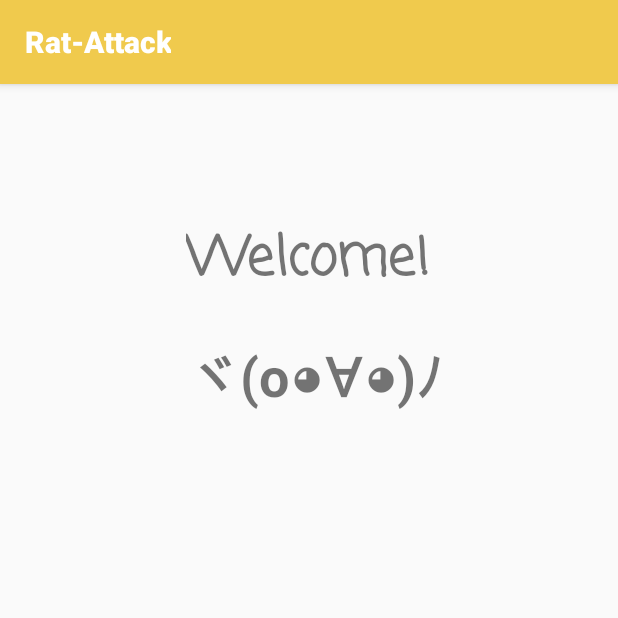
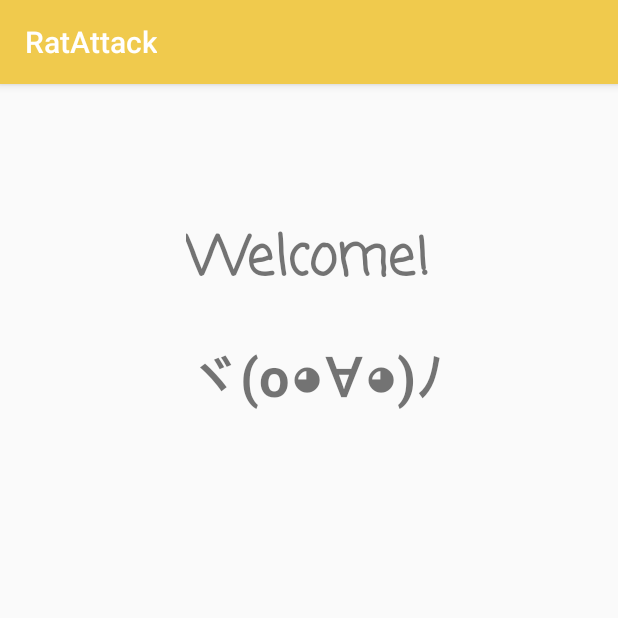
Before and after one commit to patrikperko/M1, an Android app: the screen it shows after launch (MainActivity), on a phone screen of 412 x 824 dp, the top half of it. Run offline under Robolectric (Android 15) with nearby library versions, the phone set to English and light mode, and no system bars.

Commit message:
Changes
Same commit message as before

```diff
--- a/app/src/main/res/drawable-finger/shape.xml
+++ /dev/null
@@ -1,24 +0,0 @@
-<?xml version="1.0" encoding="utf-8"?>
-<selector xmlns:android="http://schemas.android.com/apk/res/android">
-    <item android:state_pressed="true" >
-        <shape android:shape="rectangle"  >
-            <corners android:radius="5dip" />
-            <stroke android:width="1dip" android:color="#ECECE7" />
-            <gradient android:angle="-90" android:startColor="#2c3e50" android:endColor="#324D5C"  />
-        </shape>
-    </item>
-    <item android:state_focused="true">
-        <shape android:shape="rectangle"  >
-            <corners android:radius="5dip" />
-            <stroke android:width="1dip" android:color="#324D5C" />
-            <solid android:color="#2c3e50"/>
-        </shape>
-    </item>
-    <item >
-        <shape android:shape="rectangle"  >
-            <corners android:radius="5dip" />
-            <stroke android:width="1dip" android:color="#ECECE7" />
-            <gradient android:angle="-90" android:startColor="#324D5C" android:endColor="#324D5C" />
-        </shape>
-    </item>
-</selector>
--- a/app/src/main/res/drawable/new_item_color_state.xml
+++ /dev/null
@@ -1,5 +0,0 @@
-<?xml version="1.0" encoding="utf-8"?>
-<selector xmlns:android="http://schemas.android.com/apk/res/android">
- <item android:color="@android:color/white" android:state_enabled="true"/>
-    <item android:color="@color/colorPrimaryDark" android:state_enabled="false"/>
-</selector>
--- a/app/src/main/res/values/strings.xml
+++ b/app/src/main/res/values/strings.xml
@@ -1,6 +1,5 @@
 <resources>
-    <string name="app_name"><b>Rat-Attack</b></string>
-
+    <string name="app_name">RatAttack</string>
 
     <!-- TODO: Remove or change this placeholder text -->
     <string name="title_activity_ratdatadetail">activity_ratdatadetail</string>
@@ -11,5 +10,4 @@
 
     <!-- TODO: Remove or change this placeholder text -->
     <string name="hello_blank_fragment">Hello blank fragment</string>
-    <string name="title_activity_shape_button">Shape_button</string>
 </resources>
```
Also changed, not shown: app/src/main/res/menu/bottom_navigation.xml (deleted, +0 -25 lines), app/src/main/res/menu/navigation.xml (deleted, +0 -10 lines), app/src/main/java/edu/gatech/cs1332/ratattack/controller/MainActivity.java (line endings or trailing spaces), app/src/main/res/drawable-hdpi/ic_account.png (deleted), app/src/main/res/drawable-hdpi/ic_ratreport.png (deleted), app/src/main/res/drawable-hdpi/ic_viewactivity.png (deleted), app/src/main/res/drawable-mdpi/ic_account.png (deleted), app/src/main/res/drawable-mdpi/ic_ratreport.png (deleted), app/src/main/res/drawable-mdpi/ic_viewactivity.png (deleted), app/src/main/res/drawable-xhdpi/ic_account.png (deleted), app/src/main/res/drawable-xhdpi/ic_ratreport.png (deleted), app/src/main/res/drawable-xhdpi/ic_viewactivity.png (deleted), app/src/main/res/drawable-xxhdpi/ic_account.png (deleted), app/src/main/res/drawable-xxhdpi/ic_ratreport.png (deleted), 1 more files.
